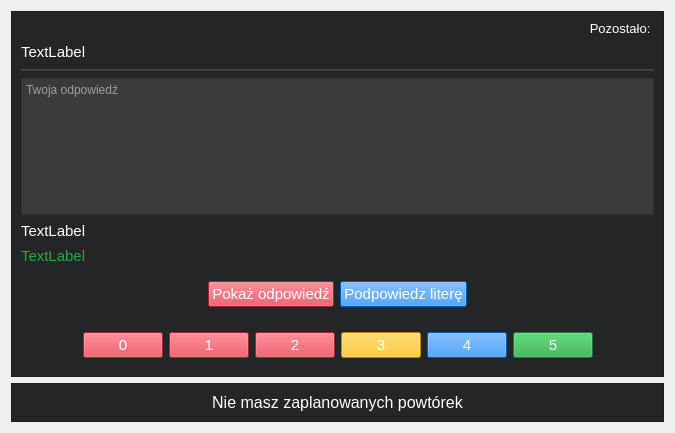
The window that repetitionswidget.ui (DwS234/LanguageTutorDesktop) describes before a commit, drawn with Qt 5.
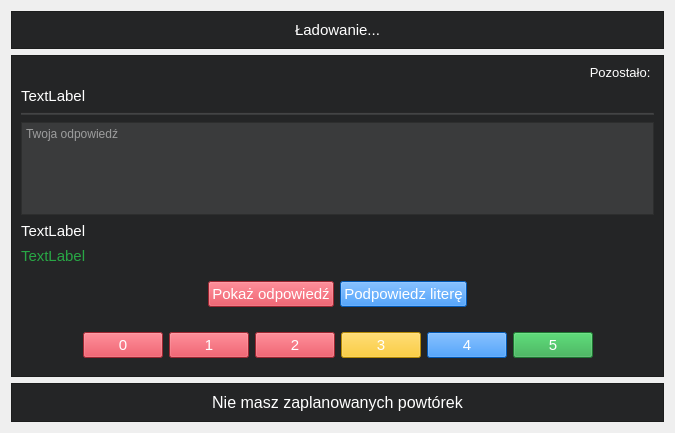
The same window after the commit.

Commit message: Added loading screen for widgets, login and register screen

```diff
--- a/repetitionswidget.ui
+++ b/repetitionswidget.ui
@@ -17,6 +17,36 @@
    <string notr="true">color: white;</string>
   </property>
   <layout class="QVBoxLayout" name="verticalLayout">
+   <item>
+    <widget class="QFrame" name="loadingScreen">
+     <property name="styleSheet">
+      <string notr="true">background-color: #242526;</string>
+     </property>
+     <property name="frameShape">
+      <enum>QFrame::StyledPanel</enum>
+     </property>
+     <property name="frameShadow">
+      <enum>QFrame::Raised</enum>
+     </property>
+     <layout class="QVBoxLayout" name="verticalLayout_2">
+      <item>
+       <widget class="QLabel" name="label">
+        <property name="font">
+         <font>
+          <pointsize>11</pointsize>
+         </font>
+        </property>
+        <property name="text">
+         <string>Ładowanie...</string>
+        </property>
+        <property name="alignment">
+         <set>Qt::AlignCenter</set>
+        </property>
+       </widget>
+      </item>
+     </layout>
+    </widget>
+   </item>
    <item>
     <widget class="QFrame" name="repsFrame">
      <property name="maximumSize">
```
The commit also changes 15 other files.
